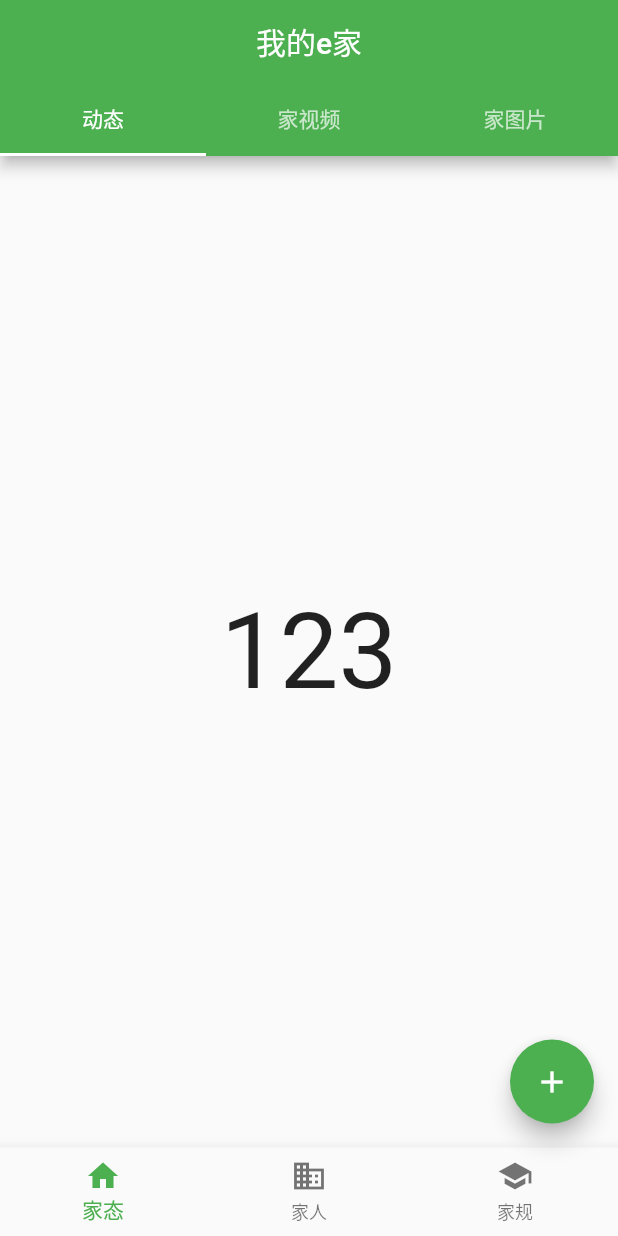
After one commit to myflutter/Fy, a Flutter app: the screen it shows after launch, on a phone screen of 412 x 824 dp. The commit adds this screen. Run offline on Flutter 3.47's test engine with Material 2 defaults, Android fonts, the phone set to English and light mode, and no system bars; our stand-ins replace dio.

Commit message:
增加navigationBar

```diff
--- /dev/null
+++ b/lib/dynamic/dynamic.dart
@@ -0,0 +1,29 @@
+import 'package:flutter/material.dart';
+class Dynamic extends StatefulWidget {
+  final TabController tabController;
+  Dynamic({Key key, @required this.tabController}):super(key:key);
+  @override
+  DynamicState createState()=> new DynamicState();
+}
+class DynamicState extends State<Dynamic>  {
+  @override
+  Widget build(BuildContext context) {
+    return TabBarView(
+        controller: widget.tabController,
+        children: <Widget>[
+          Container(
+            alignment: Alignment.center,
+            child: Text('123', textScaleFactor: 5),
+          ),
+          Container(
+            alignment: Alignment.center,
+            child: Text('456', textScaleFactor: 5),
+          ),
+          Container(
+            alignment: Alignment.center,
+            child: Text('789', textScaleFactor: 5),
+          ),
+        ],
+      );
+  }
+}
--- a/lib/main.dart
+++ b/lib/main.dart
@@ -1,9 +1,10 @@
 import 'package:flutter/material.dart';
 import './dio/httpUtil.dart';
+import './dynamic/dynamic.dart';
+import './members/members.dart';
+import './familyRule/familyRule.dart';
 
-void main() {
-  return runApp(MyApp());
-}
+void main() => runApp(MyApp());
 
 class MyApp extends StatelessWidget {
   @override
@@ -40,6 +41,32 @@ class _MyHomePageState extends State<MyHomePage> with SingleTickerProviderStateM
      _selectedIndex =index;
     });
   }
+  // 动态页面
+  Dynamic _dynamic;
+  // 家人页面
+  Members _members;
+  // 家规页面
+  FamilyRule _familyRule;
+  _currentPage() {
+    switch (this._selectedIndex) {
+      case 0:
+        if(_dynamic==null) {
+          _dynamic =new Dynamic(tabController:this._tabController);
+        }
+        return _dynamic;
+      case 1:
+        if(_members==null) {
+          _members=new Members();
+        }
+        return _members;
+      case 2:
+        if(_familyRule==null) {
+          _familyRule=new FamilyRule();
+        }
+        return _familyRule;
+      default:
+    }
+  }
   @override
   void initState() {
     super.initState();
@@ -51,32 +78,16 @@ class _MyHomePageState extends State<MyHomePage> with SingleTickerProviderStateM
       appBar: AppBar(
         title: Text(widget.title),
         centerTitle: true,
-        bottom: TabBar(
+        bottom: _selectedIndex==0? TabBar(
           controller: _tabController,
           tabs: <Widget>[
             new Tab(text: '动态'),
             new Tab(text: '家视频'),
             new Tab(text: '家图片'),
           ],
-        ),
+        ):null,
       ),
-      body: TabBarView(
-        controller: _tabController,
-        children: <Widget>[
-          Container(
-            alignment: Alignment.center,
-            child: Text('123', textScaleFactor: 5),
-          ),
-          Container(
-            alignment: Alignment.center,
-            child: Text('456', textScaleFactor: 5),
-          ),
-          Container(
-            alignment: Alignment.center,
-            child: Text('789', textScaleFactor: 5),
-          ),
-        ],
-      ),
+      body: _currentPage(),
       floatingActionButton: FloatingActionButton(
         onPressed: _incrementCounter,
         tooltip: 'Increment',
```
Also changed, not shown: lib/familyRule/familyRule.dart (added, +14 -0 lines), lib/members/members.dart (added, +13 -0 lines), 4 other files.
